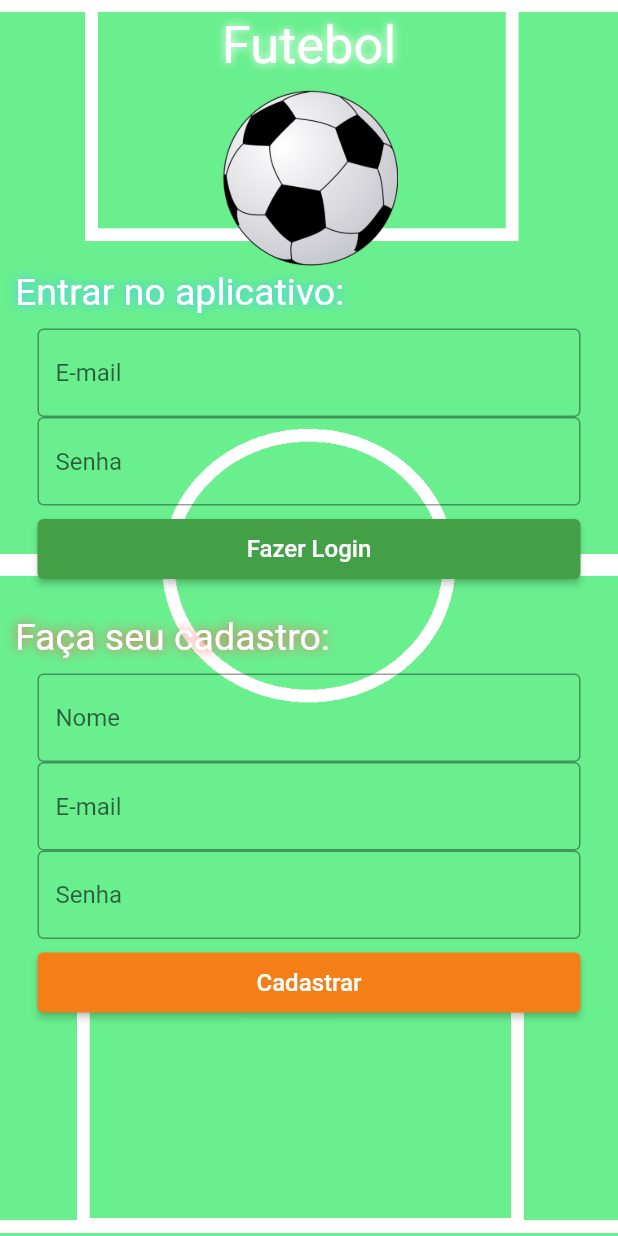
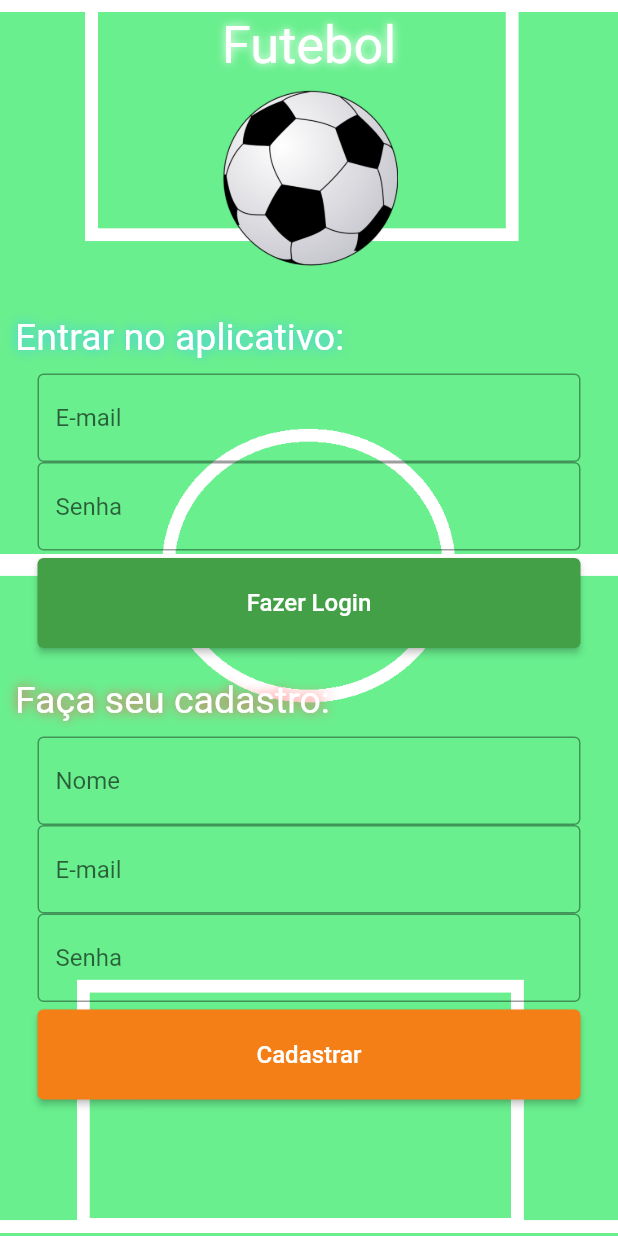
Before and after one commit to GuilhermeSilvestre/Flutter-FootBallApp, a Flutter app: the first screen one second after launch, on a phone screen of 412 x 824 dp. Run offline on Flutter 3.47's test engine with Material 2 defaults, Android fonts, the phone set to English and light mode, and no system bars; drawn by our look-alikes of animated_text_kit; our stand-ins replace fluttertoast, parse_server_sdk.

Commit message:
Colocando icone no app

```diff
--- a/lib/loginScreen.dart
+++ b/lib/loginScreen.dart
@@ -201,6 +201,9 @@ class _LoginScreenState extends State<LoginScreen> {
                       width: 120,
                       height: 120,
                     ),
+                    SizedBox(
+                      height: 30,
+                    ),
                     //LOGIN
                     const Text(
                       'Entrar no aplicativo:',
@@ -275,7 +278,7 @@ class _LoginScreenState extends State<LoginScreen> {
                           ElevatedButton(
                             style: ElevatedButton.styleFrom(
                               primary: Colors.green.shade600,
-                              fixedSize: const Size(200, 40),
+                              fixedSize: const Size(200, 60),
                             ),
                             onPressed: () {
                               if (!validateEmail(emaillogin)) {
@@ -437,7 +440,7 @@ class _LoginScreenState extends State<LoginScreen> {
                           ElevatedButton(
                             style: ElevatedButton.styleFrom(
                               primary: Colors.yellow.shade900,
-                              fixedSize: const Size(200, 40),
+                              fixedSize: const Size(200, 60),
                             ),
                             onPressed: () {
                               if (!validateEmail(email)) {
```
Also changed, not shown: lib/baseScreen.dart (+7 -3 lines), pubspec.yaml (+7 -0 lines), images/mainIcon.png (added), pubspec.lock, 28 other files.
